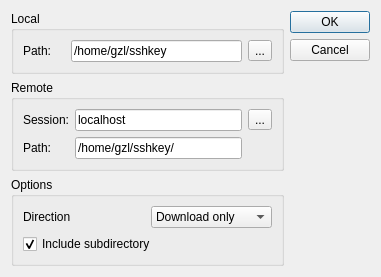
This is src/synchronizeoptiondialog.ui in kitech/nullfxp as Qt 5 draws it before an edit. The edited form follows.
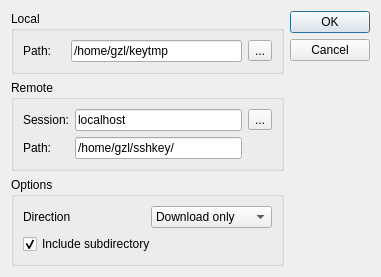
This is the edited form.

What changed in the file:
```diff
--- a/src/synchronizeoptiondialog.ui
+++ b/src/synchronizeoptiondialog.ui
@@ -31,7 +31,7 @@
         <item>
          <widget class="QLineEdit" name="lineEdit" >
           <property name="text" >
-           <string>/home/gzl/sshkey</string>
+           <string>/home/gzl/keytmp</string>
           </property>
          </widget>
         </item>
```
